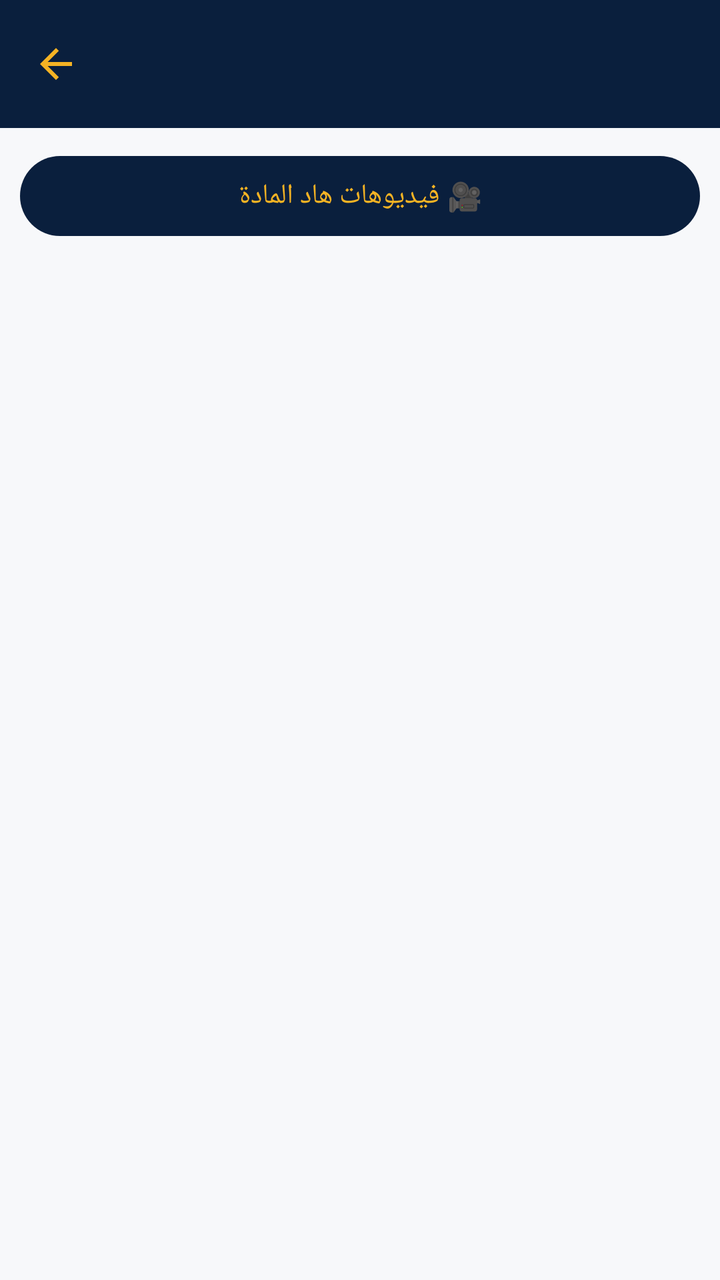
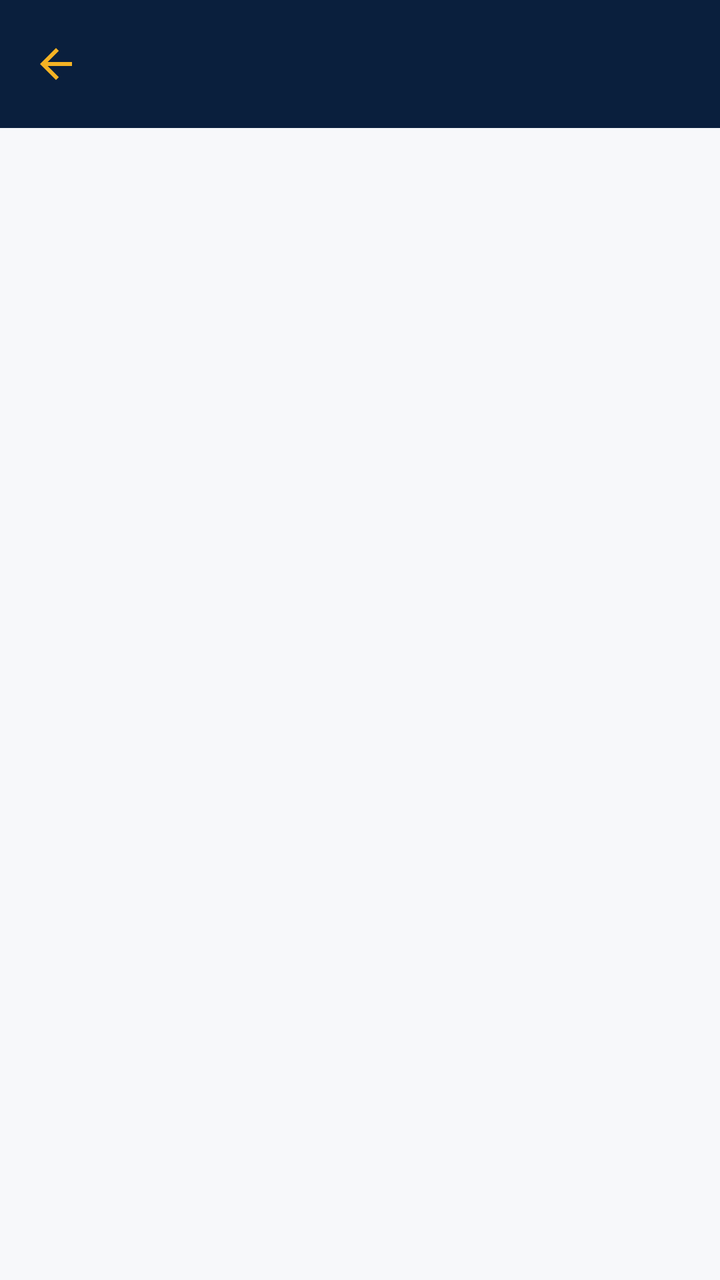

An Android layout rendered at two revisions. The XML below is the earlier revision; the diff shows what the commit changed to produce the second picture.
<!-- AndroidManifest.xml: application theme Theme.EtudiantsDroitMaroc -->
<!-- res/layout/activity_subject_detail.xml -->
<?xml version="1.0" encoding="utf-8"?>
<LinearLayout xmlns:android="http://schemas.android.com/apk/res/android"
    xmlns:app="http://schemas.android.com/apk/res-auto"
    android:layout_width="match_parent"
    android:layout_height="match_parent"
    android:orientation="vertical"
    android:background="@color/off_white">

    <androidx.appcompat.widget.Toolbar
        android:id="@+id/toolbar"
        android:layout_width="match_parent"
        android:layout_height="?attr/actionBarSize"
        android:background="@color/navy_dark"
        app:titleTextColor="@color/gold"
        app:navigationIcon="@drawable/ic_back" />

    <com.google.android.material.button.MaterialButton
        android:id="@+id/btnSubjectVideos"
        android:layout_width="match_parent"
        android:layout_height="wrap_content"
        android:layout_margin="10dp"
        android:text="🎥 فيديوهات هاد المادة"
        android:textAllCaps="false"
        app:backgroundTint="@color/navy_dark"
        android:textColor="@color/gold" />

    <androidx.recyclerview.widget.RecyclerView
        android:id="@+id/rvPdfs"
        android:layout_width="match_parent"
        android:layout_height="wrap_content"
        android:clipToPadding="false"
        android:padding="8dp" />

</LinearLayout>
<!-- resources referenced by this layout -->
<resources>
  <color name="gold">#F5B324</color>
  <color name="navy_dark">#0A1F3D</color>
  <color name="off_white">#F7F8FA</color>
  <!-- drawable ic_back (drawable) -->
  <vector xmlns:android="http://schemas.android.com/apk/res/android"
      android:width="24dp" android:height="24dp" android:viewportWidth="24" android:viewportHeight="24" android:tint="#F5B324">
      <path android:fillColor="#FF000000" android:pathData="M20,11L7.83,11l5.59,-5.59L12,4l-8,8 8,8 1.41,-1.41L7.83,13L20,13z"/>
  </vector>
  <style name="Theme.EtudiantsDroitMaroc" parent="Theme.Material3.Light.NoActionBar">
          <item name="colorPrimary">@color/navy</item>
          <item name="colorPrimaryVariant">@color/navy_dark</item>
          <item name="colorSecondary">@color/gold</item>
          <item name="colorSecondaryVariant">@color/gold_light</item>
          <item name="android:statusBarColor">@color/navy_dark</item>
          <item name="android:windowBackground">@color/off_white</item>
          <item name="android:windowLightStatusBar" tools:targetApi="23">false</item>
      </style>
  <color name="navy">#12305C</color>
  <color name="gold_light">#FFD873</color>
</resources>

<!-- the commit's change to res/layout/activity_subject_detail.xml (unified diff, before → after) -->
@@ -14,16 +14,6 @@
         app:titleTextColor="@color/gold"
         app:navigationIcon="@drawable/ic_back" />
 
-    <com.google.android.material.button.MaterialButton
-        android:id="@+id/btnSubjectVideos"
-        android:layout_width="match_parent"
-        android:layout_height="wrap_content"
-        android:layout_margin="10dp"
-        android:text="🎥 فيديوهات هاد المادة"
-        android:textAllCaps="false"
-        app:backgroundTint="@color/navy_dark"
-        android:textColor="@color/gold" />
-
     <androidx.recyclerview.widget.RecyclerView
         android:id="@+id/rvPdfs"
         android:layout_width="match_parent"
